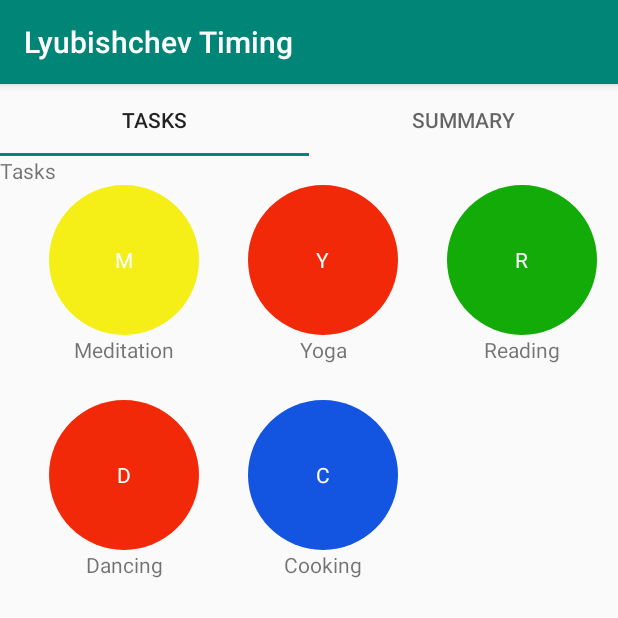
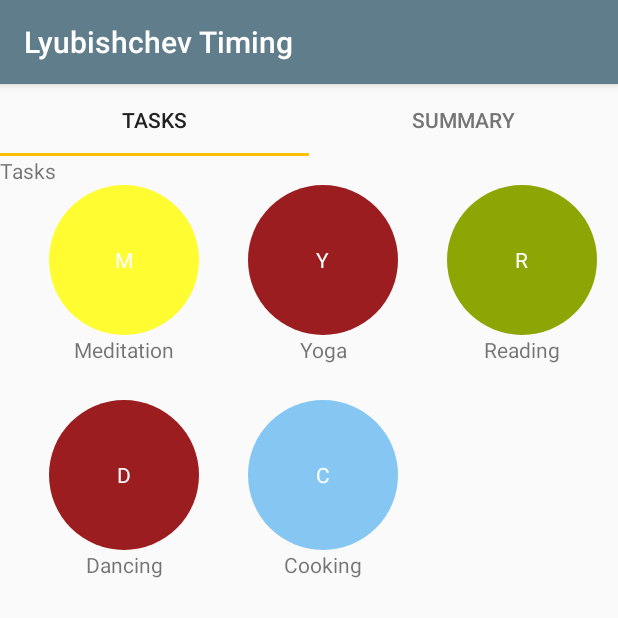
Before and after one commit to nbdinara/lyubishchev_timing, an Android app: the screen it shows after launch (MainActivity), on a phone screen of 412 x 824 dp, the top half of it. Run offline under Robolectric (Android 15) with nearby library versions, the phone set to English and light mode, and no system bars.

Commit message:
Style and colors were set 2

```diff
--- a/app/src/main/res/values/colors.xml
+++ b/app/src/main/res/values/colors.xml
@@ -1,12 +1,22 @@
 <?xml version="1.0" encoding="utf-8"?>
 <resources>
-    <color name="colorPrimary">#008577</color>
-    <color name="colorPrimaryDark">#00574B</color>
-    <color name="colorAccent">#D81B60</color>
-    <color name="red">#F12909</color>
-    <color name="blue">#1354E1</color>
-    <color name="yellow">#F5EF17</color>
-    <color name="green">#12AB08</color>
+    <color name="colorPrimary">#607D8B</color>
+    <color name="colorPrimaryDark">#455A64</color>
+    <color name="colorPrimaryLight">#CFD8DC</color>
+    <color name="colorAccent">#FFC107</color>
+    <color name="colorTextPrimary">#212121</color>
+    <color name="colorTextSecondary">#757575</color>
+    <color name="colorDivider">#BDBDBD</color>
+    <color name="colorIcons">#FFFFFF</color>
+
+    <color name="red">#9B1D20</color>
+    <color name="glaucous">#6279B8</color>
+    <color name="yellow">#FFFC31</color>
+    <color name="green">#8EA604</color>
+    <color name="orange">#D76A03</color>
+    <color name="peach">#DE6E4B</color>
+    <color name="lavender">#785589</color>
+    <color name="blue">#85C7F2</color>
 
 
 
--- a/app/src/main/res/values/styles.xml
+++ b/app/src/main/res/values/styles.xml
@@ -4,10 +4,9 @@
     <style name="AppTheme" parent="Theme.AppCompat.Light.DarkActionBar">
         <item name="colorPrimary">@color/colorPrimary</item>
         <item name="colorPrimaryDark">@color/colorPrimaryDark</item>
+        <item name="colorAccent">@color/colorAccent</item>
         <item name="android:windowContentOverlay">@null</item>
+        <item name="android:textColorPrimary">@color/colorTextPrimary</item>
+        <item name="android:textColorSecondary">@color/colorTextSecondary</item>
     </style>
-
-
-
-
 </resources>
```
Also changed, not shown: app/src/main/java/com/example/lyubishchevtiming/TaskActivity.java (+15 -10 lines).
